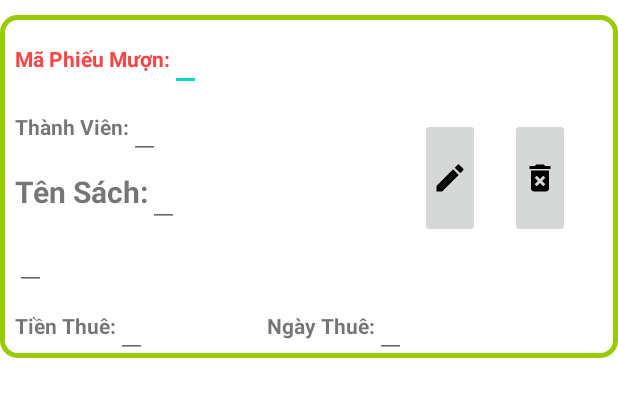
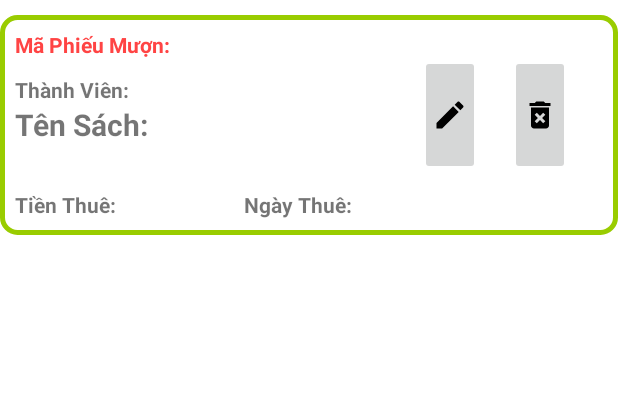
Before and after one commit to quannk98/Du_An_Mau_Chuan, an Android app: the layout item_phieumuon.xml on its own in the app's theme, with its tools: preview values and no code run, on a phone screen of 412 x 824 dp. Shown: the top 397 px of the screen. Run offline under Robolectric (Android 15) with nearby library versions, the phone set to English and light mode, and no system bars.

Commit message:
Update lan 2

```diff
--- a/app/src/main/java/quannkph29999/fpoly/du_an_mau_quannkph29999/DAO/SachDAO.java
+++ b/app/src/main/java/quannkph29999/fpoly/du_an_mau_quannkph29999/DAO/SachDAO.java
@@ -39,7 +39,7 @@ public class SachDAO {
         SQLiteDatabase sqLiteDatabase = dbHelper.getWritableDatabase();
         ContentValues contentValues = new ContentValues();
         contentValues.put("TenS",sach.getTensach());
-        contentValues.put("Giathue",sach.getGiasach());
+        contentValues.put("GiathueS",sach.getGiasach());
         contentValues.put("TenLS",sach.getTenls());
 
         return sqLiteDatabase.insert("sach",null,contentValues);
@@ -48,7 +48,7 @@ public class SachDAO {
         SQLiteDatabase sqLiteDatabase = dbHelper.getWritableDatabase();
         ContentValues contentValues = new ContentValues();
         contentValues.put("TenS",sach.getTensach());
-        contentValues.put("Giathue",sach.getGiasach());
+        contentValues.put("GiathueS",sach.getGiasach());
         contentValues.put("TenLS",sach.getTenls());
         return  sqLiteDatabase.update("sach",contentValues,"MaS = ?",new String[]{String.valueOf(sach.getMasach())});
     }
--- a/app/src/main/java/quannkph29999/fpoly/du_an_mau_quannkph29999/Fragment/Quan_Ly_Loai_Sach/AdapterLoaiSach.java
+++ b/app/src/main/java/quannkph29999/fpoly/du_an_mau_quannkph29999/Fragment/Quan_Ly_Loai_Sach/AdapterLoaiSach.java
@@ -12,6 +12,7 @@ import android.widget.Button;
 import android.widget.EditText;
 import android.widget.ImageButton;
 import android.widget.LinearLayout;
+import android.widget.TextView;
 import android.widget.Toast;
 
 import androidx.annotation.NonNull;
@@ -37,7 +38,7 @@ public class AdapterLoaiSach extends RecyclerView.Adapter<AdapterLoaiSach.ViewHo
     }
 
     public class ViewHolder extends RecyclerView.ViewHolder {
-        EditText maloaisach, tenloaisach;
+        TextView maloaisach, tenloaisach;
         ImageButton sualoaisach, xoaloaisach;
         LinearLayout llloaisach;
 
--- a/app/src/main/java/quannkph29999/fpoly/du_an_mau_quannkph29999/Fragment/Quan_Ly_Loai_Sach/Quan_Ly_Loai_Sach_Fragment.java
+++ b/app/src/main/java/quannkph29999/fpoly/du_an_mau_quannkph29999/Fragment/Quan_Ly_Loai_Sach/Quan_Ly_Loai_Sach_Fragment.java
@@ -92,11 +92,12 @@ public class Quan_Ly_Loai_Sach_Fragment extends Fragment {
             @Override
             public void onClick(View v) {
                 String themten = themtenls.getText().toString();
+                LoaiSach loaiSachthem = new LoaiSach(themten);
                 if (themtenls.length() == 0) {
                     themtenls.requestFocus();
                     themtenls.setError("Không được để trống tên loại sách");
                 } else {
-                    LoaiSach loaiSachthem = new LoaiSach(themten);
+
                     if (loaiSachDAO.ThemLS(loaiSachthem) > 0) {
                         Toast.makeText(getContext(), "Thêm Thành Công", Toast.LENGTH_SHORT).show();
                         realoandata();
--- a/app/src/main/java/quannkph29999/fpoly/du_an_mau_quannkph29999/Fragment/Quan_Ly_Phieu_Muon/AdapterPhieuMuon.java
+++ b/app/src/main/java/quannkph29999/fpoly/du_an_mau_quannkph29999/Fragment/Quan_Ly_Phieu_Muon/AdapterPhieuMuon.java
@@ -18,6 +18,7 @@ import android.widget.ImageButton;
 import android.widget.LinearLayout;
 import android.widget.SimpleAdapter;
 import android.widget.Spinner;
+import android.widget.TextView;
 import android.widget.Toast;
 
 import androidx.annotation.NonNull;
@@ -52,7 +53,7 @@ public class AdapterPhieuMuon extends RecyclerView.Adapter<AdapterPhieuMuon.View
     }
 
     public class ViewHolder extends RecyclerView.ViewHolder {
-        EditText mapm, tentv, tensach, tienthue, ngaythue, trangthai;
+        TextView mapm, tentv, tensach, tienthue, ngaythue, trangthai;
         ImageButton suapm, xoapm;
         LinearLayout item_phieumuon;
 
--- a/app/src/main/java/quannkph29999/fpoly/du_an_mau_quannkph29999/Fragment/Quan_Ly_Sach/AdapterSach.java
+++ b/app/src/main/java/quannkph29999/fpoly/du_an_mau_quannkph29999/Fragment/Quan_Ly_Sach/AdapterSach.java
@@ -14,6 +14,7 @@ import android.widget.ImageButton;
 import android.widget.LinearLayout;
 import android.widget.SimpleAdapter;
 import android.widget.Spinner;
+import android.widget.TextView;
 import android.widget.Toast;
 
 import androidx.annotation.NonNull;
@@ -40,7 +41,7 @@ public class AdapterSach extends RecyclerView.Adapter<AdapterSach.ViewHolder> {
     }
 
     public class ViewHolder extends RecyclerView.ViewHolder {
-        EditText masach, tensach, giathue, loaisach;
+        TextView masach, tensach, giathue, loaisach;
         ImageButton suasach, xoasach;
         LinearLayout llsach;
 
--- a/app/src/main/java/quannkph29999/fpoly/du_an_mau_quannkph29999/Fragment/Quan_Ly_Sach/Quan_Ly_Sach_Fragment.java
+++ b/app/src/main/java/quannkph29999/fpoly/du_an_mau_quannkph29999/Fragment/Quan_Ly_Sach/Quan_Ly_Sach_Fragment.java
@@ -111,6 +111,10 @@ public class Quan_Ly_Sach_Fragment extends Fragment {
         themloaisach.setAdapter(adapter);
         AlertDialog alertDialog = builder.create();
         alertDialog.show();
+        if(adapter.isEmpty()){
+            Toast.makeText(getContext(), "Thêm Loại Sách Để Thêm Tên Sách", Toast.LENGTH_SHORT).show();
+        }
+        else {
             btnthemsach.setOnClickListener(new View.OnClickListener() {
                 @Override
                 public void onClick(View v) {
@@ -136,6 +140,8 @@ public class Quan_Ly_Sach_Fragment extends Fragment {
 
                 }
             });
+        }
+
 
         btnthemthoatsach.setOnClickListener(new View.OnClickListener() {
             @Override
--- a/app/src/main/java/quannkph29999/fpoly/du_an_mau_quannkph29999/Fragment/Quan_Ly_Thanh_Vien/AdapterThanhVien.java
+++ b/app/src/main/java/quannkph29999/fpoly/du_an_mau_quannkph29999/Fragment/Quan_Ly_Thanh_Vien/AdapterThanhVien.java
@@ -12,6 +12,7 @@ import android.widget.Button;
 import android.widget.EditText;
 import android.widget.ImageButton;
 import android.widget.LinearLayout;
+import android.widget.TextView;
 import android.widget.Toast;
 
 import androidx.annotation.NonNull;
@@ -36,7 +37,7 @@ public class AdapterThanhVien extends RecyclerView.Adapter<AdapterThanhVien.View
 
 
     public class ViewHolder extends RecyclerView.ViewHolder {
-        EditText matv, tentv, cccd;
+        TextView matv, tentv, cccd;
         ImageButton suatv, xoatv;
         LinearLayout lltv;
 
--- a/app/src/main/res/layout/item_phieumuon.xml
+++ b/app/src/main/res/layout/item_phieumuon.xml
@@ -14,15 +14,16 @@
             android:textColor="@android:color/holo_red_light"
             android:textStyle="bold"
             android:layout_marginLeft="10dp"
-            android:layout_marginTop="5dp"
+            android:layout_marginTop="10dp"
             android:layout_width="wrap_content"
             android:layout_height="wrap_content"/>
-        <EditText
+        <TextView
             android:id="@+id/itemphieumuon_maphieumuon"
             android:textStyle="bold"
-            android:layout_marginTop="5dp"
+            android:layout_marginTop="10dp"
+            android:layout_marginLeft="5dp"
             android:layout_width="wrap_content"
-            android:layout_height="wrap_content"/>
+            android:layout_height="30dp"/>
     </LinearLayout>
     <LinearLayout
         android:layout_width="wrap_content"
@@ -33,10 +34,11 @@
             android:layout_marginLeft="10dp"
             android:layout_width="wrap_content"
             android:layout_height="wrap_content"/>
-        <EditText
+        <TextView
             android:id="@+id/itemphieumuon_tenthanhvien"
             android:textStyle="bold"
-            android:layout_width="wrap_content"
+            android:layout_marginLeft="5dp"
+            android:layout_width="180dp"
             android:layout_height="wrap_content"/>
     </LinearLayout>
     <LinearLayout
@@ -49,23 +51,25 @@
             android:layout_marginLeft="10dp"
             android:layout_width="wrap_content"
             android:layout_height="wrap_content"/>
-        <EditText
+        <TextView
             android:id="@+id/itemphieumuon_tensach"
             android:textStyle="bold"
-            android:layout_width="wrap_content"
+            android:textSize="20dp"
+            android:layout_marginLeft="5dp"
+            android:layout_width="150dp"
             android:layout_height="wrap_content"/>
 
     </LinearLayout>
     <LinearLayout
         android:layout_width="wrap_content"
         android:layout_height="wrap_content">
-        <EditText
+        <TextView
             android:id="@+id/itemphieumuon_trangthai"
             android:textStyle="bold"
             android:textSize="15dp"
             android:layout_marginLeft="10dp"
             android:layout_width="wrap_content"
-            android:layout_height="wrap_content"/>
+            android:layout_height="30dp"/>
     </LinearLayout>
     <LinearLayout
         android:layout_width="wrap_content"
@@ -76,28 +80,30 @@
             android:layout_marginLeft="10dp"
             android:layout_width="wrap_content"
             android:layout_height="wrap_content"/>
-        <EditText
+        <TextView
             android:id="@+id/itemphieumuon_tienthue"
             android:textStyle="bold"
+            android:layout_marginLeft="5dp"
             android:layout_width="wrap_content"
-            android:layout_height="wrap_content"/>
+            android:layout_height="30dp"/>
         <TextView
             android:text="Ngày Thuê:"
             android:textStyle="bold"
             android:layout_marginLeft="80dp"
             android:layout_width="wrap_content"
             android:layout_height="wrap_content"/>
-        <EditText
+        <TextView
             android:id="@+id/itemphieumuon_ngaythue"
             android:textStyle="bold"
+            android:layout_marginLeft="5dp"
             android:layout_width="wrap_content"
-            android:layout_height="wrap_content"/>
+            android:layout_height="30dp"/>
     </LinearLayout>
     <ImageButton
         android:id="@+id/itemphieumuon_sua"
         android:src="@drawable/baseline_edit_24"
         android:layout_marginLeft="280dp"
-        android:layout_marginTop="-160dp"
+        android:layout_marginTop="-120dp"
         android:layout_width="40dp"
         android:layout_height="80dp"/>
     <ImageButton
```
Also changed, not shown: app/src/main/java/quannkph29999/fpoly/du_an_mau_quannkph29999/ScreenLogin.java (+35 -2 lines), app/src/main/res/layout/activity_screen_login.xml (+33 -20 lines), app/src/main/res/layout/item_loaisach.xml (+12 -10 lines), app/src/main/res/layout/item_sach.xml (+15 -11 lines), app/src/main/res/layout/item_thanhvien.xml (+13 -9 lines). Lines whose indentation alone changed are shown as unchanged.
